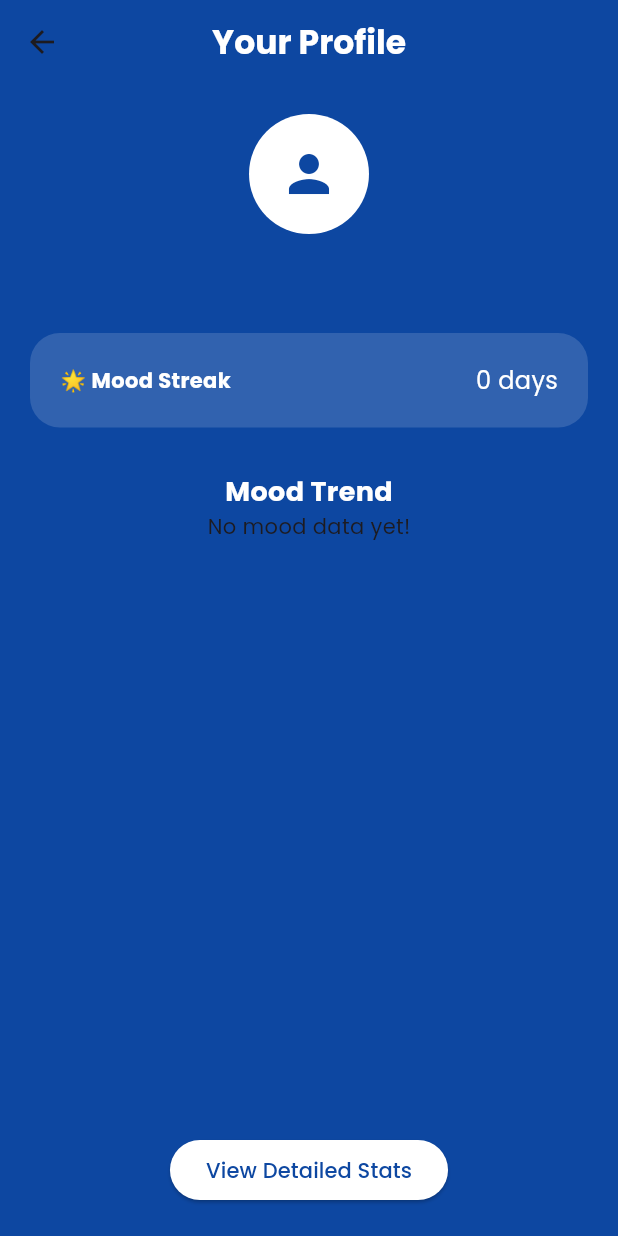
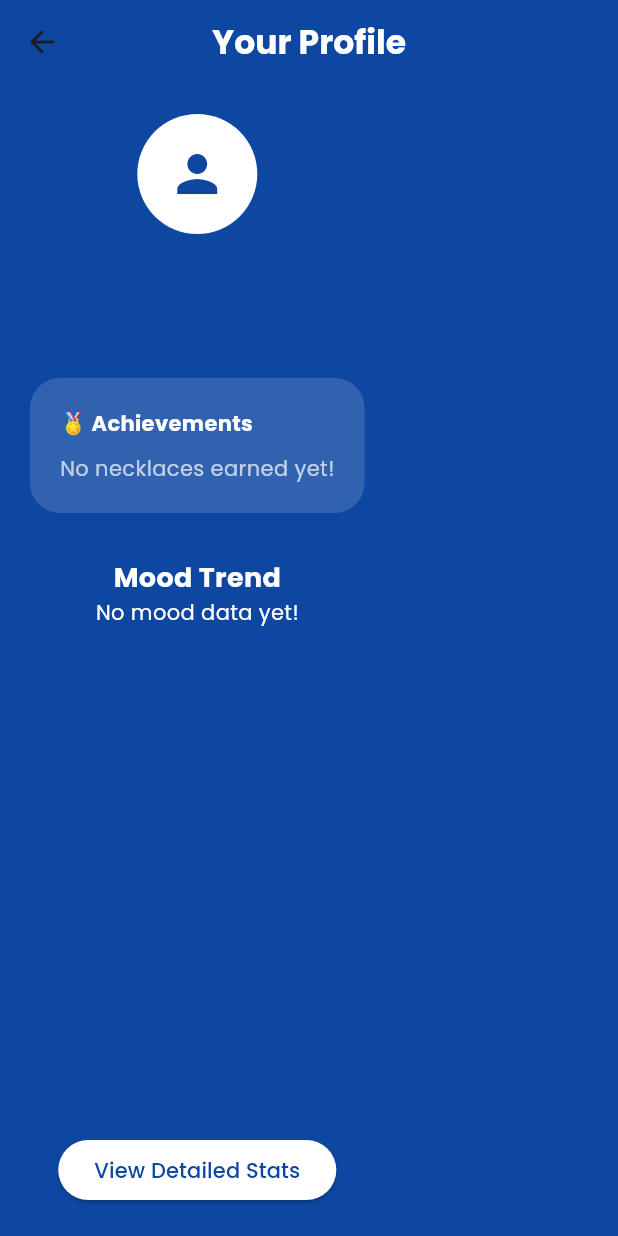
Before and after one commit to Renukakadam/Pearlify, a Flutter app: the ProfilePage screen opened directly, on a phone screen of 412 x 824 dp. Run offline on Flutter 3.47's test engine with Material 3 defaults, Android fonts, the phone set to English and light mode, and no system bars; our stand-ins replace audioplayers, cloud_firestore, confetti, firebase_auth, firebase_core, fl_chart and 2 more; accounts and stored records are empty.

Commit message:
Update profile_page.dart

```diff
--- a/lib/profile_page.dart
+++ b/lib/profile_page.dart
@@ -14,11 +14,13 @@
 class _ProfilePageState extends State<ProfilePage> {
   final user = FirebaseAuth.instance.currentUser;
   List<Map<String, dynamic>> moodData = [];
+  int necklaceCount = 0;
 
   @override
   void initState() {
     super.initState();
     fetchMoodStats();
+    fetchNecklaceAchievements();
   }
 
   Future<void> fetchMoodStats() async {
@@ -35,6 +37,31 @@
       });
     }
   }
+
+  Future<void> fetchNecklaceAchievements() async {
+    if (user != null) {
+      final doc = await FirebaseFirestore.instance
+          .collection('users')
+          .doc(user!.uid)
+          .get();
+
+      if (doc.exists) {
+        int necklace = doc.data()?['necklaceCount'] ?? 0;
+        print("📿 Fetched necklace count: $necklace");
+
+        setState(() {
+          necklaceCount = necklace;
+        });
+      } else {
+        print("⚠️ User document not found.");
+      }
+    } else {
+      print("⚠️ User not logged in.");
+    }
+  }
+
+
+
 
   int calculateStreak() {
     int streak = 0;
@@ -53,7 +80,7 @@
   }
 
   Widget moodChart() {
-    if (moodData.isEmpty) return Text("No mood data yet!");
+    if (moodData.isEmpty) return Text("No mood data yet!", style: GoogleFonts.poppins(color: Colors.white));
 
     List<FlSpot> spots = [];
     for (int i = 0; i < moodData.length; i++) {
@@ -71,7 +98,6 @@
           spots: spots,
           isCurved: true,
           color: Colors.cyan,
-
           barWidth: 4,
           dotData: FlDotData(show: true),
         )
@@ -129,20 +155,52 @@
             SizedBox(height: 30),
 
             // Streak Card
+
+
+            SizedBox(height: 30),
+
+            // Achievements Section
             Container(
               padding: EdgeInsets.all(20),
               decoration: BoxDecoration(
-                  color: Colors.white.withOpacity(0.15),
-                  borderRadius: BorderRadius.circular(20)),
-              child: Row(
-                mainAxisAlignment: MainAxisAlignment.spaceBetween,
+                color: Colors.white.withOpacity(0.15),
+                borderRadius: BorderRadius.circular(20),
+              ),
+              child: Column(
+                crossAxisAlignment: CrossAxisAlignment.start,
                 children: [
-                  Text("🌟 Mood Streak",
+                  Text("🏅 Achievements",
                       style: GoogleFonts.poppins(
                           color: Colors.white, fontWeight: FontWeight.bold)),
-                  Text("$streak days",
+                  SizedBox(height: 10),
+                  necklaceCount > 0
+                      ? Wrap(
+                    spacing: 10,
+                    runSpacing: 10,
+                    children: List.generate(necklaceCount, (index) {
+                      int imageNumber = 11 + index; // pearl_11.png to pearl_20.png
+                      return Column(
+                        children: [
+                          Image.asset(
+                            'assets/necklace/pearl_$imageNumber.png',
+                            width: 50,
+                            height: 50,
+                            errorBuilder: (context, error, stackTrace) => Icon(Icons.image_not_supported, color: Colors.white),
+                          ),
+                          SizedBox(height: 4),
+                          Text("Necklace ${index + 1}",
+                              style: GoogleFonts.poppins(
+                                color: Colors.white,
+                                fontSize: 12,
+                              )),
+                        ],
+                      );
+                    }),
+                  )
+                      : Text("No necklaces earned yet!",
                       style: GoogleFonts.poppins(
-                          color: Colors.white, fontSize: 16)),
+                          color: Colors.white.withOpacity(0.7))),
+
                 ],
               ),
             ),
```
